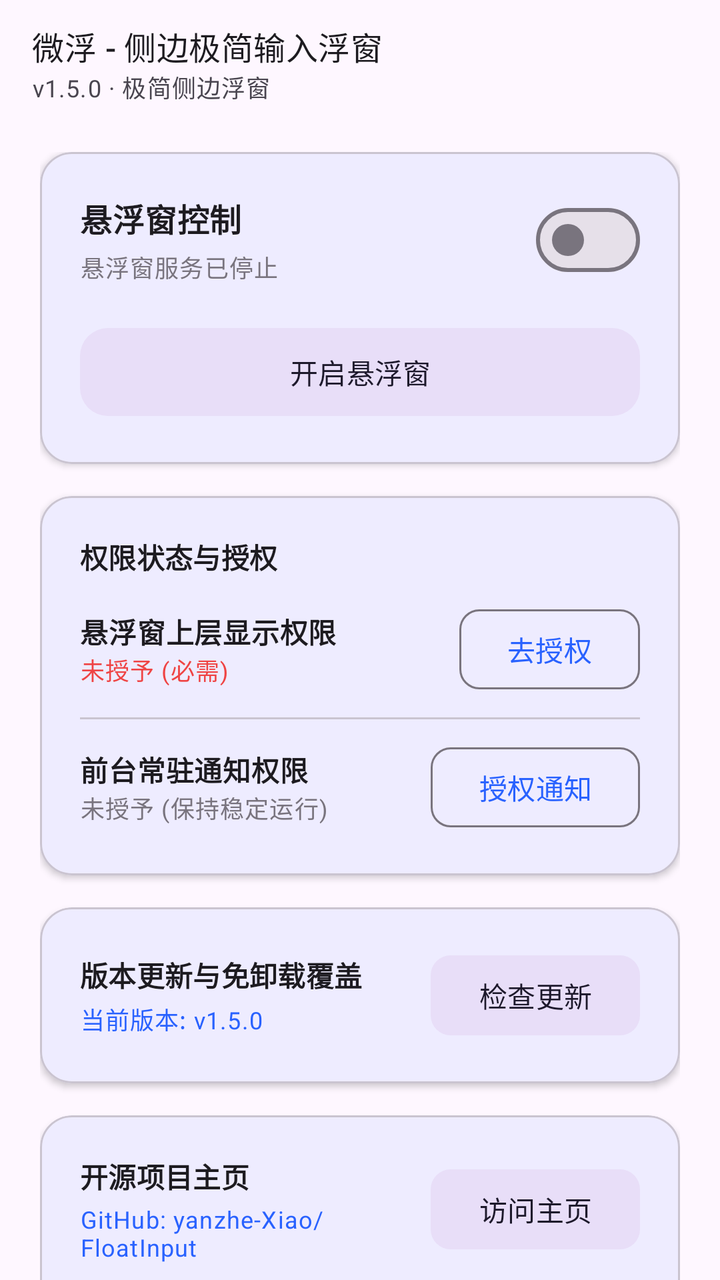
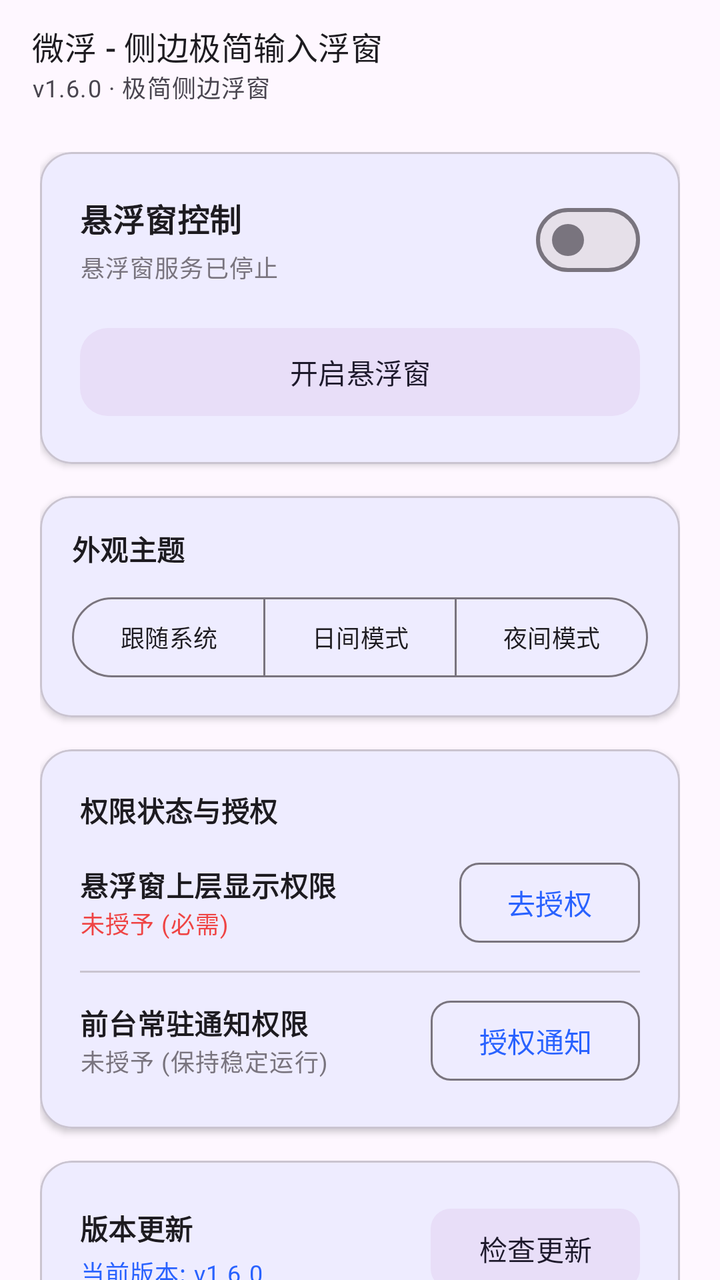

An Android layout rendered at two revisions. The XML below is the earlier revision; the diff shows what the commit changed to produce the second picture.
<!-- AndroidManifest.xml: activity theme Theme.FloatInput -->
<!-- res/layout/activity_main.xml -->
<?xml version="1.0" encoding="utf-8"?>
<androidx.coordinatorlayout.widget.CoordinatorLayout xmlns:android="http://schemas.android.com/apk/res/android"
    xmlns:app="http://schemas.android.com/apk/res-auto"
    xmlns:tools="http://schemas.android.com/tools"
    android:id="@+id/mainCoordinator"
    android:layout_width="match_parent"
    android:layout_height="match_parent"
    android:background="?android:attr/colorBackground"
    tools:context=".MainActivity">

    <com.google.android.material.appbar.AppBarLayout
        android:id="@+id/appBarLayout"
        android:layout_width="match_parent"
        android:layout_height="wrap_content"
        android:background="@android:color/transparent"
        app:elevation="0dp">

        <com.google.android.material.appbar.MaterialToolbar
            android:id="@+id/topToolbar"
            android:layout_width="match_parent"
            android:layout_height="wrap_content"
            android:minHeight="?attr/actionBarSize"
            android:paddingVertical="4dp"
            app:title="@string/app_name_full"
            app:subtitle="v1.5.0 · 极简侧边浮窗"
            app:titleTextAppearance="@style/TextAppearance.Material3.TitleMedium"
            app:subtitleTextAppearance="@style/TextAppearance.Material3.BodySmall" />
    </com.google.android.material.appbar.AppBarLayout>

    <androidx.core.widget.NestedScrollView
        android:layout_width="match_parent"
        android:layout_height="match_parent"
        android:clipToPadding="false"
        android:paddingBottom="48dp"
        app:layout_behavior="@string/appbar_scrolling_view_behavior">

        <LinearLayout
            android:layout_width="match_parent"
            android:layout_height="wrap_content"
            android:orientation="vertical"
            android:paddingHorizontal="20dp"
            android:paddingVertical="12dp">

            
            
            <com.google.android.material.card.MaterialCardView
                android:id="@+id/cardCrashReport"
                android:layout_width="match_parent"
                android:layout_height="wrap_content"
                android:layout_marginBottom="16dp"
                android:visibility="gone"
                app:cardBackgroundColor="#1AEF4444"
                app:cardCornerRadius="16dp"
                app:cardElevation="2dp"
                app:strokeColor="#EF4444"
                app:strokeWidth="1.5dp">

                <LinearLayout
                    android:layout_width="match_parent"
                    android:layout_height="wrap_content"
                    android:orientation="vertical"
                    android:padding="16dp">

                    <TextView
                        android:layout_width="wrap_content"
                        android:layout_height="wrap_content"
                        android:text="⚠️ 捕获到运行异常日志"
                        android:textAppearance="@style/TextAppearance.Material3.TitleSmall"
                        android:textColor="#EF4444"
                        android:textStyle="bold" />

                    <TextView
                        android:id="@+id/tvCrashContent"
                        android:layout_width="match_parent"
                        android:layout_height="wrap_content"
                        android:layout_marginTop="8dp"
                        android:background="#1A000000"
                        android:fontFamily="monospace"
                        android:maxLines="6"
                        android:padding="8dp"
                        android:textAppearance="@style/TextAppearance.Material3.BodySmall"
                        android:textColor="#CCEF4444"
                        android:textSize="11sp" />

                    <LinearLayout
                        android:layout_width="match_parent"
                        android:layout_height="wrap_content"
                        android:layout_marginTop="10dp"
                        android:orientation="horizontal">

                        <com.google.android.material.button.MaterialButton
                            android:id="@+id/btnCopyCrash"
                            style="@style/Widget.Material3.Button.TonalButton"
                            android:layout_width="0dp"
                            android:layout_height="wrap_content"
                            android:layout_weight="1"
                            android:text="复制报错日志"
                            app:cornerRadius="10dp" />

                        <com.google.android.material.button.MaterialButton
                            android:id="@+id/btnClearCrash"
                            style="@style/Widget.Material3.Button.OutlinedButton"
                            android:layout_width="wrap_content"
                            android:layout_height="wrap_content"
                            android:layout_marginStart="8dp"
                            android:text="清除"
                            app:cornerRadius="10dp" />
                    </LinearLayout>
                </LinearLayout>
            </com.google.android.material.card.MaterialCardView>

            <com.google.android.material.card.MaterialCardView
                android:layout_width="match_parent"
                android:layout_height="wrap_content"
                android:layout_marginBottom="16dp"
                app:cardCornerRadius="16dp"
                app:cardElevation="2dp"
                app:strokeWidth="1dp"
                app:strokeColor="?attr/colorOutlineVariant">

                <LinearLayout
                    android:layout_width="match_parent"
                    android:layout_height="wrap_content"
                    android:orientation="vertical"
                    android:padding="20dp">

                    <LinearLayout
                        android:layout_width="match_parent"
                        android:layout_height="wrap_content"
                        android:gravity="center_vertical"
                        android:orientation="horizontal">

                        <LinearLayout
                            android:layout_width="0dp"
                            android:layout_height="wrap_content"
                            android:layout_weight="1"
                            android:orientation="vertical">

                            <TextView
                                android:layout_width="wrap_content"
                                android:layout_height="wrap_content"
                                android:text="@string/card_service_control_title"
                                android:textAppearance="@style/TextAppearance.Material3.TitleMedium"
                                android:textStyle="bold" />

                            <TextView
                                android:id="@+id/tvServiceStatus"
                                android:layout_width="wrap_content"
                                android:layout_height="wrap_content"
                                android:layout_marginTop="4dp"
                                android:text="@string/status_stopped"
                                android:textAppearance="@style/TextAppearance.Material3.BodySmall"
                                android:textColor="?attr/colorOutline" />
                        </LinearLayout>

                        <com.google.android.material.materialswitch.MaterialSwitch
                            android:id="@+id/switchService"
                            android:layout_width="wrap_content"
                            android:layout_height="wrap_content" />
                    </LinearLayout>

                    <com.google.android.material.button.MaterialButton
                        android:id="@+id/btnToggleFloating"
                        style="@style/Widget.Material3.Button.TonalButton"
                        android:layout_width="match_parent"
                        android:layout_height="52dp"
                        android:layout_marginTop="16dp"
                        android:text="@string/action_start_service"
                        app:cornerRadius="14dp" />
                </LinearLayout>
            </com.google.android.material.card.MaterialCardView>

            
            <com.google.android.material.card.MaterialCardView
                android:id="@+id/cardPermissions"
                android:layout_width="match_parent"
                android:layout_height="wrap_content"
                android:layout_marginBottom="16dp"
                app:cardCornerRadius="16dp"
                app:cardElevation="2dp"
                app:strokeWidth="1dp"
                app:strokeColor="?attr/colorOutlineVariant">

                <LinearLayout
                    android:layout_width="match_parent"
                    android:layout_height="wrap_content"
                    android:orientation="vertical"
                    android:padding="20dp">

                    <TextView
                        android:layout_width="wrap_content"
                        android:layout_height="wrap_content"
                        android:text="权限状态与授权"
                        android:textAppearance="@style/TextAppearance.Material3.TitleSmall"
                        android:textStyle="bold" />

                    
                    <LinearLayout
                        android:layout_width="match_parent"
                        android:layout_height="wrap_content"
                        android:layout_marginTop="12dp"
                        android:gravity="center_vertical"
                        android:orientation="horizontal">

                        <LinearLayout
                            android:layout_width="0dp"
                            android:layout_height="wrap_content"
                            android:layout_weight="1"
                            android:orientation="vertical">

                            <TextView
                                android:layout_width="wrap_content"
                                android:layout_height="wrap_content"
                                android:text="悬浮窗上层显示权限"
                                android:textAppearance="@style/TextAppearance.Material3.BodyMedium"
                                android:textStyle="bold" />

                            <TextView
                                android:id="@+id/tvOverlayPermStatus"
                                android:layout_width="wrap_content"
                                android:layout_height="wrap_content"
                                android:text="未授予 (必需)"
                                android:textAppearance="@style/TextAppearance.Material3.BodySmall"
                                android:textColor="#EF4444" />
                        </LinearLayout>

                        <com.google.android.material.button.MaterialButton
                            android:id="@+id/btnGrantOverlay"
                            style="@style/Widget.Material3.Button.OutlinedButton"
                            android:layout_width="wrap_content"
                            android:layout_height="wrap_content"
                            android:text="去授权"
                            app:cornerRadius="10dp" />
                    </LinearLayout>

                    <com.google.android.material.divider.MaterialDivider
                        android:layout_width="match_parent"
                        android:layout_height="1dp"
                        android:layout_marginVertical="10dp" />

                    
                    <LinearLayout
                        android:layout_width="match_parent"
                        android:layout_height="wrap_content"
                        android:gravity="center_vertical"
                        android:orientation="horizontal">

                        <LinearLayout
                            android:layout_width="0dp"
                            android:layout_height="wrap_content"
                            android:layout_weight="1"
                            android:orientation="vertical">

                            <TextView
                                android:layout_width="wrap_content"
                                android:layout_height="wrap_content"
                                android:text="前台常驻通知权限"
                                android:textAppearance="@style/TextAppearance.Material3.BodyMedium"
                                android:textStyle="bold" />

                            <TextView
                                android:id="@+id/tvNotifPermStatus"
                                android:layout_width="wrap_content"
                                android:layout_height="wrap_content"
                                android:text="未授予 (保持稳定运行)"
                                android:textAppearance="@style/TextAppearance.Material3.BodySmall"
                                android:textColor="?attr/colorOutline" />
                        </LinearLayout>

                        <com.google.android.material.button.MaterialButton
                            android:id="@+id/btnGrantNotification"
                            style="@style/Widget.Material3.Button.OutlinedButton"
                            android:layout_width="wrap_content"
                            android:layout_height="wrap_content"
                            android:text="授权通知"
                            app:cornerRadius="10dp" />
                    </LinearLayout>
                </LinearLayout>
            </com.google.android.material.card.MaterialCardView>
            
            <com.google.android.material.card.MaterialCardView
                android:id="@+id/cardAppUpdate"
                android:layout_width="match_parent"
                android:layout_height="wrap_content"
                android:layout_marginBottom="16dp"
                app:cardCornerRadius="16dp"
                app:cardElevation="2dp"
                app:strokeColor="?attr/colorOutlineVariant"
                app:strokeWidth="1dp">

                <LinearLayout
                    android:layout_width="match_parent"
                    android:layout_height="wrap_content"
                    android:orientation="vertical"
                    android:padding="20dp">

                    <LinearLayout
                        android:layout_width="match_parent"
                        android:layout_height="wrap_content"
                        android:gravity="center_vertical"
                        android:orientation="horizontal">

                        <LinearLayout
                            android:layout_width="0dp"
                            android:layout_height="wrap_content"
                            android:layout_weight="1"
                            android:orientation="vertical">

                            <TextView
                                android:layout_width="wrap_content"
                                android:layout_height="wrap_content"
                                android:text="版本更新与免卸载覆盖"
                                android:textAppearance="@style/TextAppearance.Material3.TitleSmall"
                                android:textStyle="bold" />

                            <TextView
                                android:id="@+id/tvCurrentVersion"
                                android:layout_width="wrap_content"
                                android:layout_height="wrap_content"
                                android:layout_marginTop="3dp"
                                android:text="当前版本: v1.5.0"
                                android:textAppearance="@style/TextAppearance.Material3.BodySmall"
                                android:textColor="?attr/colorPrimary" />
                        </LinearLayout>

                        <com.google.android.material.button.MaterialButton
                            android:id="@+id/btnCheckUpdate"
                            style="@style/Widget.Material3.Button.TonalButton"
                            android:layout_width="wrap_content"
                            android:layout_height="wrap_content"
                            android:text="检查更新"
                            app:cornerRadius="10dp" />
                    </LinearLayout>

                    
                    <LinearLayout
                        android:id="@+id/layoutUpdateAvailable"
                        android:layout_width="match_parent"
                        android:layout_height="wrap_content"
                        android:layout_marginTop="12dp"
                        android:background="#1510B981"
                        android:orientation="vertical"
                        android:padding="12dp"
                        android:visibility="gone">

                        <TextView
                            android:id="@+id/tvNewVersionTitle"
                            android:layout_width="wrap_content"
                            android:layout_height="wrap_content"
                            android:text="🎉 发现新版本"
                            android:textAppearance="@style/TextAppearance.Material3.BodyMedium"
                            android:textColor="#10B981"
                            android:textStyle="bold" />

                        <TextView
                            android:id="@+id/tvChangelog"
                            android:layout_width="match_parent"
                            android:layout_height="wrap_content"
                            android:layout_marginTop="4dp"
                            android:text="更新内容说明"
                            android:textAppearance="@style/TextAppearance.Material3.BodySmall"
                            android:textColor="?attr/colorOnSurfaceVariant" />

                        
                        <ProgressBar
                            android:id="@+id/pbDownload"
                            style="?android:attr/progressBarStyleHorizontal"
                            android:layout_width="match_parent"
                            android:layout_height="8dp"
                            android:layout_marginTop="10dp"
                            android:visibility="gone" />

                        <TextView
                            android:id="@+id/tvDownloadProgress"
                            android:layout_width="wrap_content"
                            android:layout_height="wrap_content"
                            android:layout_marginTop="4dp"
                            android:text="正在下载更新: 0%"
                            android:textAppearance="@style/TextAppearance.Material3.BodySmall"
                            android:textColor="?attr/colorPrimary"
                            android:visibility="gone" />

                        <com.google.android.material.button.MaterialButton
                            android:id="@+id/btnDownloadInstall"
                            android:layout_width="match_parent"
                            android:layout_height="48dp"
                            android:layout_marginTop="10dp"
                            android:backgroundTint="#10B981"
                            android:text="一键下载并直接覆盖安装"
                            android:textColor="#FFFFFF"
                            app:cornerRadius="10dp" />
                    </LinearLayout>
                </LinearLayout>
            </com.google.android.material.card.MaterialCardView>


            
            
            <com.google.android.material.card.MaterialCardView
                android:id="@+id/cardProjectHome"
                android:layout_width="match_parent"
                android:layout_height="wrap_content"
                android:layout_marginBottom="16dp"
                app:cardCornerRadius="16dp"
                app:cardElevation="2dp"
                app:strokeColor="?attr/colorOutlineVariant"
                app:strokeWidth="1dp">

                <LinearLayout
                    android:layout_width="match_parent"
                    android:layout_height="wrap_content"
                    android:orientation="vertical"
                    android:padding="20dp">

                    <LinearLayout
                        android:layout_width="match_parent"
                        android:layout_height="wrap_content"
                        android:gravity="center_vertical"
                        android:orientation="horizontal">

                        <LinearLayout
                            android:layout_width="0dp"
                            android:layout_height="wrap_content"
                            android:layout_weight="1"
                            android:orientation="vertical">

                            <TextView
                                android:layout_width="wrap_content"
                                android:layout_height="wrap_content"
                                android:text="开源项目主页"
                                android:textAppearance="@style/TextAppearance.Material3.TitleSmall"
                                android:textStyle="bold" />

                            <TextView
                                android:layout_width="wrap_content"
                                android:layout_height="wrap_content"
                                android:layout_marginTop="3dp"
                                android:text="GitHub: yanzhe-Xiao/FloatInput"
                                android:textAppearance="@style/TextAppearance.Material3.BodySmall"
                                android:textColor="?attr/colorPrimary" />
                        </LinearLayout>

                        <com.google.android.material.button.MaterialButton
                            android:id="@+id/btnVisitGithub"
                            style="@style/Widget.Material3.Button.TonalButton"
                            android:layout_width="wrap_content"
                            android:layout_height="wrap_content"
                            android:text="访问主页"
                            app:cornerRadius="10dp" />
                    </LinearLayout>

                    <TextView
                        android:layout_width="match_parent"
                        android:layout_height="wrap_content"
                        android:layout_marginTop="10dp"
                        android:text="本项目完全开源免费，遵循 Apache 2.0 开源协议。欢迎前往 GitHub 仓库查看最新源码、更新日志或提交建议与反馈。"
                        android:textAppearance="@style/TextAppearance.Material3.BodySmall"
                        android:textColor="?attr/colorOnSurfaceVariant" />
                </LinearLayout>
            </com.google.android.material.card.MaterialCardView>

            
            <com.google.android.material.card.MaterialCardView
                android:layout_width="match_parent"
                android:layout_height="wrap_content"
                app:cardCornerRadius="16dp"
                app:cardElevation="2dp"
                app:strokeWidth="1dp"
                app:strokeColor="?attr/colorOutlineVariant">

                <LinearLayout
                    android:layout_width="match_parent"
                    android:layout_height="wrap_content"
                    android:orientation="vertical"
                    android:padding="20dp">

                    <TextView
                        android:layout_width="wrap_content"
                        android:layout_height="wrap_content"
                        android:text="下拉通知栏快捷开关 (Tile)"
                        android:textAppearance="@style/TextAppearance.Material3.TitleSmall"
                        android:textStyle="bold" />

                    <TextView
                        android:layout_width="wrap_content"
                        android:layout_height="wrap_content"
                        android:layout_marginTop="6dp"
                        android:text="已内置 Android 15 原生快捷图块，在系统控制中心中编辑添加「极简悬浮输入」，即可在任意界面单手下拉一键呼出或收起浮窗！"
                        android:textAppearance="@style/TextAppearance.Material3.BodySmall"
                        android:textColor="?attr/colorOnSurfaceVariant" />
                </LinearLayout>
            </com.google.android.material.card.MaterialCardView>

        </LinearLayout>
    </androidx.core.widget.NestedScrollView>

</androidx.coordinatorlayout.widget.CoordinatorLayout>
<!-- resources referenced by this layout -->
<resources>
  <string name="action_start_service">开启悬浮窗</string>
  <string name="app_name_full">微浮 - 侧边极简输入浮窗</string>
  <string name="card_service_control_title">悬浮窗控制</string>
  <string name="status_stopped">悬浮窗服务已停止</string>
  <style name="Theme.FloatInput" parent="Theme.Material3.DayNight.NoActionBar">
          
          <item name="android:statusBarColor">@android:color/transparent</item>
          <item name="android:navigationBarColor">@android:color/transparent</item>
          <item name="android:windowLightStatusBar">true</item>
          <item name="android:windowLightNavigationBar">true</item>
  
          
          <item name="colorPrimary">@color/primary</item>
          <item name="colorOnPrimary">@color/on_primary</item>
          <item name="colorPrimaryContainer">@color/primary_container</item>
          <item name="colorOnPrimaryContainer">@color/on_primary_container</item>
  
          <item name="android:fontFamily">sans-serif</item>
      </style>
  <color name="primary">#2962FF</color>
  <color name="on_primary">#FFFFFF</color>
  <color name="primary_container">#D9E2FF</color>
  <color name="on_primary_container">#001945</color>
</resources>

<!-- the commit's change to res/layout/activity_main.xml (unified diff, before → after) -->
@@ -22,7 +22,7 @@
             android:minHeight="?attr/actionBarSize"
             android:paddingVertical="4dp"
             app:title="@string/app_name_full"
-            app:subtitle="v1.5.0 · 极简侧边浮窗"
+            app:subtitle="v1.6.0 · 极简侧边浮窗"
             app:titleTextAppearance="@style/TextAppearance.Material3.TitleMedium"
             app:subtitleTextAppearance="@style/TextAppearance.Material3.BodySmall" />
     </com.google.android.material.appbar.AppBarLayout>
@@ -169,6 +169,66 @@
                         app:cornerRadius="14dp" />
                 </LinearLayout>
             </com.google.android.material.card.MaterialCardView>
+            
+            <com.google.android.material.card.MaterialCardView
+                android:layout_width="match_parent"
+                android:layout_height="wrap_content"
+                android:layout_marginBottom="16dp"
+                app:cardCornerRadius="16dp"
+                app:cardElevation="2dp"
+                app:strokeColor="?attr/colorOutlineVariant"
+                app:strokeWidth="1dp">
+
+                <LinearLayout
+                    android:layout_width="match_parent"
+                    android:layout_height="wrap_content"
+                    android:orientation="vertical"
+                    android:padding="16dp">
+
+                    <TextView
+                        android:layout_width="wrap_content"
+                        android:layout_height="wrap_content"
+                        android:text="外观主题"
+                        android:textAppearance="@style/TextAppearance.Material3.TitleSmall"
+                        android:textStyle="bold" />
+
+                    <com.google.android.material.button.MaterialButtonToggleGroup
+                        android:id="@+id/toggleThemeGroup"
+                        android:layout_width="match_parent"
+                        android:layout_height="wrap_content"
+                        android:layout_marginTop="10dp"
+                        app:singleSelection="true">
+
+                        <com.google.android.material.button.MaterialButton
+                            android:id="@+id/btnThemeSystem"
+                            style="@style/Widget.Material3.Button.OutlinedButton"
+                            android:layout_width="0dp"
+                            android:layout_height="wrap_content"
+                            android:layout_weight="1"
+                            android:text="跟随系统"
+                            android:textSize="12sp" />
+
+                        <com.google.android.material.button.MaterialButton
+                            android:id="@+id/btnThemeLight"
+                            style="@style/Widget.Material3.Button.OutlinedButton"
+                            android:layout_width="0dp"
+                            android:layout_height="wrap_content"
+                            android:layout_weight="1"
+                            android:text="日间模式"
+                            android:textSize="12sp" />
+
+                        <com.google.android.material.button.MaterialButton
+                            android:id="@+id/btnThemeDark"
+                            style="@style/Widget.Material3.Button.OutlinedButton"
+                            android:layout_width="0dp"
+                            android:layout_height="wrap_content"
+                            android:layout_weight="1"
+                            android:text="夜间模式"
+                            android:textSize="12sp" />
+                    </com.google.android.material.button.MaterialButtonToggleGroup>
+                </LinearLayout>
+            </com.google.android.material.card.MaterialCardView>
+
 
             
             <com.google.android.material.card.MaterialCardView
@@ -309,7 +369,7 @@
                             <TextView
                                 android:layout_width="wrap_content"
                                 android:layout_height="wrap_content"
-                                android:text="版本更新与免卸载覆盖"
+                                android:text="版本更新"
                                 android:textAppearance="@style/TextAppearance.Material3.TitleSmall"
                                 android:textStyle="bold" />
 
@@ -318,7 +378,7 @@
                                 android:layout_width="wrap_content"
                                 android:layout_height="wrap_content"
                                 android:layout_marginTop="3dp"
-                                android:text="当前版本: v1.5.0"
+                                android:text="当前版本: v1.6.0"
                                 android:textAppearance="@style/TextAppearance.Material3.BodySmall"
                                 android:textColor="?attr/colorPrimary" />
                         </LinearLayout>
@@ -386,7 +446,7 @@
                             android:layout_height="48dp"
                             android:layout_marginTop="10dp"
                             android:backgroundTint="#10B981"
-                            android:text="一键下载并直接覆盖安装"
+                            android:text="下载更新"
                             android:textColor="#FFFFFF"
                             app:cornerRadius="10dp" />
                     </LinearLayout>
